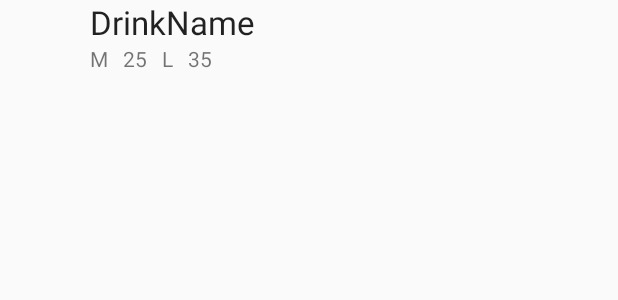
After one commit to Crazy3TW/android_class_271, an Android app: the layout listview_drink_item.xml on its own in the app's theme, with its tools: preview values and no code run, on a phone screen of 412 x 824 dp. The commit adds this screen. Shown: the top 300 px of the screen. Run offline under Robolectric (Android 15) with nearby library versions, the phone set to English and light mode, and no system bars.

Commit message:
Setup DrinkAdapter

```diff
--- /dev/null
+++ b/SimpleUI/app/src/main/res/layout/listview_drink_item.xml
@@ -0,0 +1,62 @@
+<?xml version="1.0" encoding="utf-8"?>
+<RelativeLayout xmlns:android="http://schemas.android.com/apk/res/android"
+    android:layout_width="match_parent" android:layout_height="match_parent">
+
+    <ImageView
+        android:layout_width="60dp"
+        android:layout_height="60dp"
+        android:id="@+id/imageView"
+        android:layout_alignParentTop="true"
+        android:layout_alignParentLeft="true"
+        android:layout_alignParentStart="true" />
+
+    <TextView
+        android:layout_width="wrap_content"
+        android:layout_height="wrap_content"
+        android:textAppearance="?android:attr/textAppearanceLarge"
+        android:text="DrinkName"
+        android:id="@+id/drinkNameTextView"
+        android:layout_alignParentTop="true"
+        android:layout_toRightOf="@+id/imageView"
+        android:layout_toEndOf="@+id/imageView" />
+
+    <TextView
+        android:layout_width="wrap_content"
+        android:layout_height="wrap_content"
+        android:text="M"
+        android:id="@+id/textView5"
+        android:layout_below="@+id/drinkNameTextView"
+        android:layout_toRightOf="@+id/imageView"
+        android:layout_toEndOf="@+id/imageView" />
+
+    <TextView
+        android:layout_width="wrap_content"
+        android:layout_height="wrap_content"
+        android:text="25"
+        android:id="@+id/mPriceTextView"
+        android:layout_below="@+id/drinkNameTextView"
+        android:layout_toRightOf="@+id/textView5"
+        android:layout_toEndOf="@+id/textView5"
+        android:layout_marginLeft="10dp" />
+
+    <TextView
+        android:layout_width="wrap_content"
+        android:layout_height="wrap_content"
+        android:text="L"
+        android:id="@+id/textView4"
+        android:layout_below="@+id/drinkNameTextView"
+        android:layout_toRightOf="@+id/mPriceTextView"
+        android:layout_toEndOf="@+id/mPriceTextView"
+        android:layout_marginLeft="10dp" />
+
+    <TextView
+        android:layout_width="wrap_content"
+        android:layout_height="wrap_content"
+        android:text="35"
+        android:id="@+id/lPriceTextView"
+        android:layout_below="@+id/drinkNameTextView"
+        android:layout_toRightOf="@+id/textView4"
+        android:layout_toEndOf="@+id/textView4"
+        android:layout_marginLeft="10dp" />
+
+</RelativeLayout>
```
Also changed, not shown: SimpleUI/app/src/main/java/com/example/user/simpleui/Drink.java (added, +11 -0 lines), SimpleUI/app/src/main/java/com/example/user/simpleui/DrinkMenuActivity.java (+39 -0 lines), SimpleUI/app/src/main/res/layout/activity_drink_menu.xml (+39 -0 lines), SimpleUI/app/src/main/res/drawable/blacktea.png (added), SimpleUI/app/src/main/res/drawable/icetea.png (added), SimpleUI/app/src/main/res/drawable/milkblacktea.png (added), SimpleUI/app/src/main/res/drawable/pearlmilktea.png (added).
